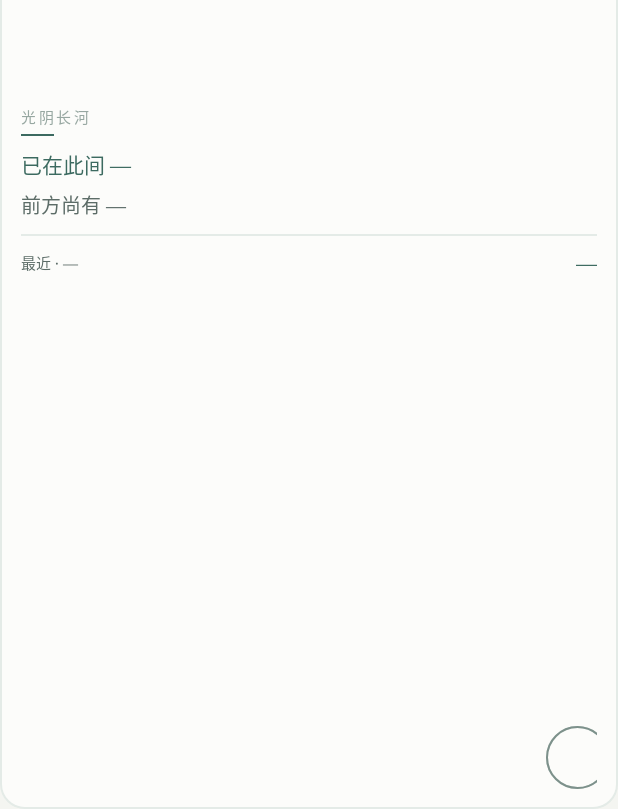
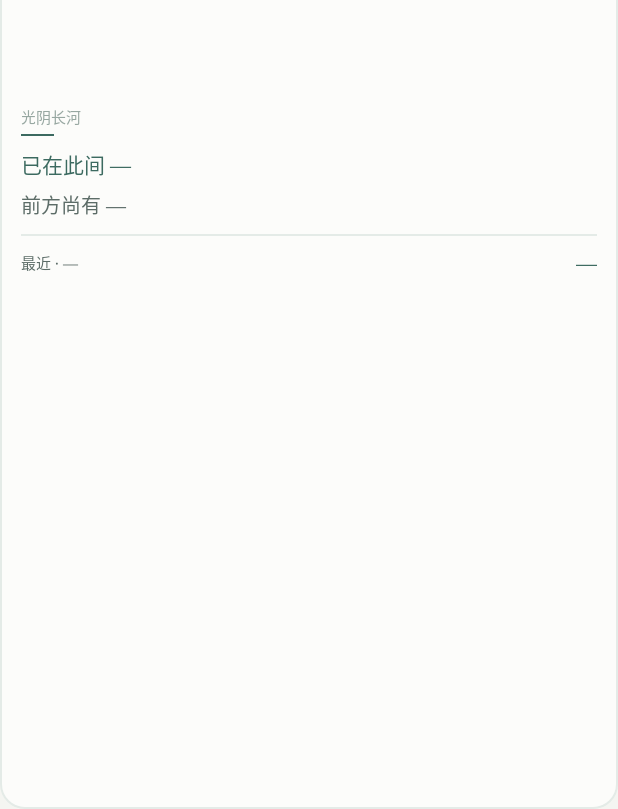
Before and after one commit to yukhughkui/guangyin-changhe, an Android app: the layout widget_small.xml on its own in the app's theme, with its tools: preview values and no code run, on a phone screen of 412 x 824 dp. Shown: the part 427-1236 px from the top of the screen. Run offline under Robolectric (Android 15) with nearby library versions, the phone set to English and light mode, and no system bars; network calls fail.

Commit message:
v1.9: 修复桌面小组件加载失败（回到 LinearLayout 根，移除导致 inflate 失败的 layer-list 涟漪与 letterSpacing）；网页「想走到的年岁」改为弹窗不再自动弹键盘

```diff
--- a/app/build.gradle
+++ b/app/build.gradle
@@ -8,8 +8,8 @@ android {
         applicationId 'cloud.yundu.changhe'
         minSdk 26
         targetSdk 34
-        versionCode 9
-        versionName '1.8'
+        versionCode 10
+        versionName '1.9'
     }
 
     signingConfigs {
--- a/app/src/main/res/drawable/widget_ripple.xml
+++ /dev/null
@@ -1,15 +0,0 @@
-<?xml version="1.0" encoding="utf-8"?>
-<layer-list xmlns:android="http://schemas.android.com/apk/res/android">
-    <item>
-        <shape android:shape="oval">
-            <solid android:color="@android:color/transparent" />
-            <stroke android:width="1dp" android:color="@color/jade" />
-        </shape>
-    </item>
-    <item android:inset="5dp">
-        <shape android:shape="oval">
-            <solid android:color="@android:color/transparent" />
-            <stroke android:width="1dp" android:color="@color/ink2" />
-        </shape>
-    </item>
-</layer-list>
--- a/app/src/main/res/layout/widget_small.xml
+++ b/app/src/main/res/layout/widget_small.xml
@@ -1,28 +1,15 @@
 <?xml version="1.0" encoding="utf-8"?>
-<FrameLayout xmlns:android="http://schemas.android.com/apk/res/android"
+<LinearLayout xmlns:android="http://schemas.android.com/apk/res/android"
     android:id="@+id/w_root"
     android:layout_width="match_parent"
     android:layout_height="match_parent"
+    android:orientation="vertical"
     android:background="@drawable/widget_bg"
+    android:gravity="center_vertical"
     android:paddingLeft="14dp"
     android:paddingRight="14dp"
-    android:paddingTop="11dp"
-    android:paddingBottom="11dp">
-
-    <ImageView
-        android:layout_width="42dp"
-        android:layout_height="42dp"
-        android:layout_gravity="bottom|end"
-        android:layout_marginEnd="-8dp"
-        android:layout_marginBottom="2dp"
-        android:alpha="0.5"
-        android:src="@drawable/widget_ripple" />
-
-    <LinearLayout
-        android:layout_width="match_parent"
-        android:layout_height="match_parent"
-        android:orientation="vertical"
-        android:gravity="center_vertical">
+    android:paddingTop="12dp"
+    android:paddingBottom="12dp">
 
     <TextView
         android:id="@+id/w_brand"
@@ -31,7 +18,6 @@
         android:text="光阴长河"
         android:textColor="@color/ink3"
         android:textSize="10sp"
-            android:letterSpacing="0.18"
         android:fontFamily="serif" />
 
     <View
@@ -100,6 +86,5 @@
             android:textSize="14sp"
             android:fontFamily="serif" />
     </LinearLayout>
+
 </LinearLayout>
-
-</FrameLayout>
```
Also changed, not shown: app/src/main/res/layout/widget_wide.xml (+4 -19 lines), app/src/main/res/drawable/widget_preview_small.png, app/src/main/res/drawable/widget_preview_wide.png, 4 other files. Lines whose indentation alone changed are shown as unchanged.
